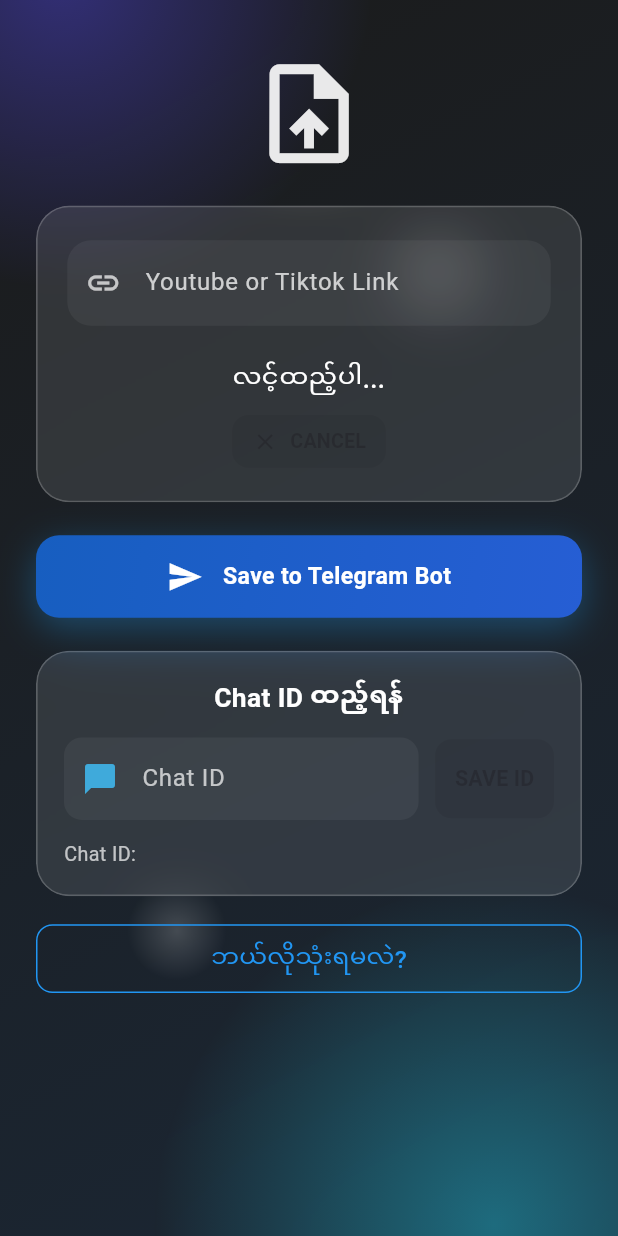
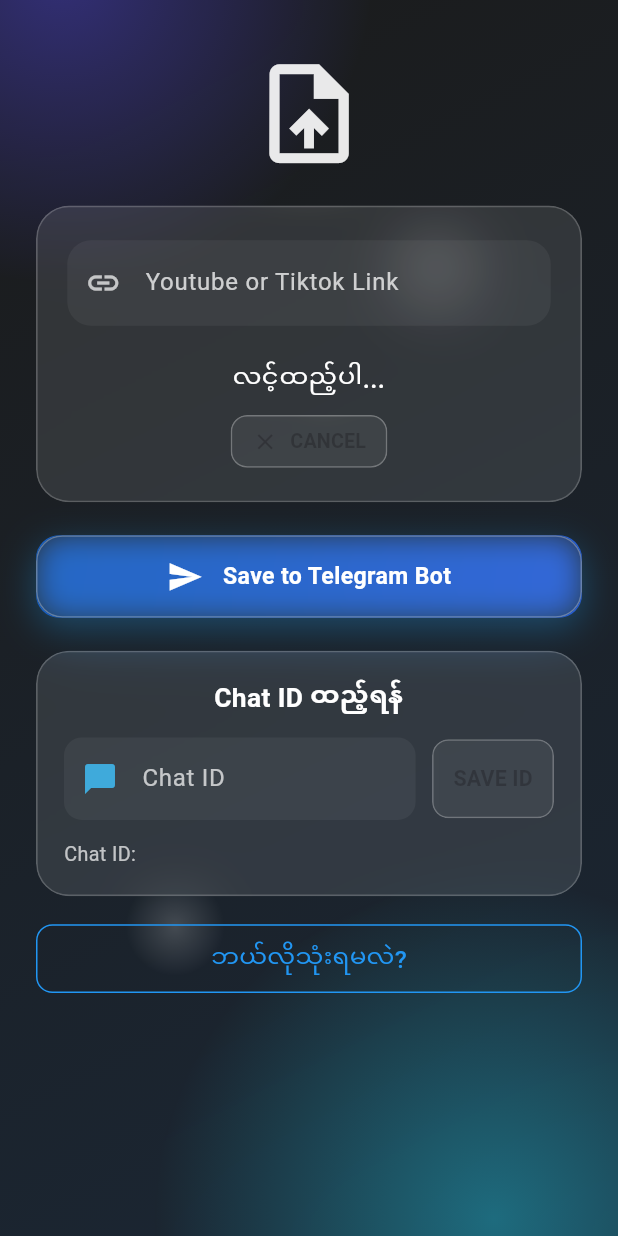
Before and after one commit to KiloMikeTango/K-Downloader, a Flutter app: the HomePage screen opened directly, on a phone screen of 412 x 824 dp. Run offline on Flutter 3.47's test engine with Material 3 defaults, Android fonts, the phone set to English and light mode, and no system bars; our stand-ins replace dio, firebase_core, firebase_messaging, firebase_remote_config, flutter_local_notifications, flutter_riverpod and 2 more; missing offline and left inert: window_size, youtube_explode_dart; accounts and stored records are empty.

Commit message:
Glass buttons

```diff
--- a/lib/main.dart
+++ b/lib/main.dart
@@ -8,8 +8,6 @@
 import 'package:flutter_riverpod/flutter_riverpod.dart';
 import 'package:flutter_riverpod/legacy.dart';
 import 'package:video_downloader/firebase_options.dart';
-import 'package:video_downloader/screens/home_page.dart';
-import 'package:video_downloader/screens/maintenance_screen.dart';
 import 'package:video_downloader/screens/splash_screen.dart';
 import 'package:video_downloader/services/notification_service.dart';
 import 'package:window_size/window_size.dart';
--- a/lib/screens/home_page.dart
+++ b/lib/screens/home_page.dart
@@ -103,9 +103,10 @@
     _chatIdController = TextEditingController();
     _loadSavedChatId();
 
+    // Faster, more noticeable background motion
     _bgController = AnimationController(
       vsync: this,
-      duration: const Duration(seconds: 16),
+      duration: const Duration(seconds: 10),
     )..repeat(reverse: true);
 
     _bgAnimation = CurvedAnimation(
@@ -581,16 +582,28 @@
           SizedBox(height: 12),
           SizedBox(
             height: 32 * scale,
-            child: ElevatedButton.icon(
+            //TODO:
+            child: ClipRRect(
+              borderRadius: BorderRadius.circular(10 * scale),
+              child: BackdropFilter(
+                filter: ImageFilter.blur(sigmaX: 10, sigmaY: 10),
+                child: Container(
+                  decoration: BoxDecoration(
+                    borderRadius: BorderRadius.circular(10 * scale),
+                    border: Border.all(
+                      color: Colors.white.withOpacity(0.28),
+                      width: 1.0,
+                    ),
+                    color: Colors.white.withOpacity(
+                      isDownloading ? 0.12 : 0.06,
+                    ),
+                  ),
+                  child: TextButton.icon(
                     onPressed: isDownloading ? _handleCancel : null,
-              style: ElevatedButton.styleFrom(
-                backgroundColor: isDownloading ? kPrimaryColor : Colors.grey,
+                    style: TextButton.styleFrom(
                       foregroundColor: Colors.white,
                       padding: EdgeInsets.symmetric(horizontal: 12 * scale),
-                shape: RoundedRectangleBorder(
-                  borderRadius: BorderRadius.circular(10 * scale),
-                ),
-                elevation: 0,
+                      tapTargetSize: MaterialTapTargetSize.shrinkWrap,
                     ),
                     icon: Icon(Icons.close, size: 16 * scale),
                     label: Text(
@@ -598,6 +611,9 @@
                       style: TextStyle(
                         fontWeight: FontWeight.bold,
                         fontSize: 12 * scale,
+                      ),
+                    ),
+                  ),
                 ),
               ),
             ),
@@ -633,19 +649,44 @@
             ),
           ],
         ),
+        //TODO:
         child: Material(
           color: Colors.transparent,
           child: InkWell(
             onTap: isLoading ? null : _handleDownload,
-            borderRadius: BorderRadius.circular(14 * scale),
+            borderRadius: BorderRadius.circular(16 * scale),
+            child: ClipRRect(
+              borderRadius: BorderRadius.circular(16 * scale),
+              child: BackdropFilter(
+                filter: ImageFilter.blur(sigmaX: 10, sigmaY: 10),
+                child: Container(
+                  decoration: BoxDecoration(
+                    borderRadius: BorderRadius.circular(16 * scale),
+                    border: Border.all(
+                      color: Colors.white.withOpacity(0.28),
+                      width: 1.0,
+                    ),
+                    color: Colors.white.withOpacity(isLoading ? 0.12 : 0.06),
+                  ),
                   child: Center(
+                    child: Padding(
+                      padding: EdgeInsets.symmetric(
+                        horizontal: 18 * scale,
+                        vertical: 10 * scale,
+                      ),
                       child: Row(
                         mainAxisSize: MainAxisSize.min,
                         children: [
-                  Icon(Icons.send, size: 22 * scale, color: Colors.white),
+                          Icon(
+                            Icons.send,
+                            size: 22 * scale,
+                            color: Colors.white,
+                          ),
                           SizedBox(width: 12 * scale),
                           Text(
-                    isLoading ? 'Downloading...' : 'Save to Telegram Bot',
+                            isLoading
+                                ? 'Downloading...'
+                                : 'Save to Telegram Bot',
                             style: TextStyle(
                               color: Colors.white,
                               fontWeight: FontWeight.bold,
@@ -653,6 +694,10 @@
                             ),
                           ),
                         ],
+                      ),
+                    ),
+                  ),
+                ),
               ),
             ),
           ),
@@ -693,6 +738,7 @@
                 child: TextField(
                   controller: _chatIdController,
                   keyboardType: TextInputType.number,
+
                   style: _responsiveTextStyle(
                     context,
                     size: 14,
@@ -730,22 +776,35 @@
               SizedBox(width: 10 * scale),
               SizedBox(
                 height: 48 * scale,
-                child: ElevatedButton(
+                //TODO:
+                child: ClipRRect(
+                  borderRadius: BorderRadius.circular(10 * scale),
+                  child: BackdropFilter(
+                    filter: ImageFilter.blur(sigmaX: 10, sigmaY: 10),
+                    child: Container(
+                      decoration: BoxDecoration(
+                        borderRadius: BorderRadius.circular(10 * scale),
+                        border: Border.all(
+                          color: Colors.white.withOpacity(0.26),
+                          width: 1.0,
+                        ),
+                        color: Colors.white.withOpacity(canSave ? 0.12 : 0.06),
+                      ),
+                      child: TextButton(
                         onPressed: canSave ? _saveChatId : null,
-                  style: ElevatedButton.styleFrom(
-                    backgroundColor: isSaved ? Colors.grey : kPrimaryColor,
+                        style: TextButton.styleFrom(
                           foregroundColor: Colors.white,
                           padding: EdgeInsets.symmetric(horizontal: 12 * scale),
-                    shape: RoundedRectangleBorder(
-                      borderRadius: BorderRadius.circular(10 * scale),
-                    ),
-                    elevation: 0,
+                          tapTargetSize: MaterialTapTargetSize.shrinkWrap,
                         ),
                         child: Text(
                           isSaved ? 'SAVED' : 'SAVE ID',
                           style: TextStyle(
                             fontWeight: FontWeight.bold,
                             fontSize: 13 * scale,
+                          ),
+                        ),
+                      ),
                     ),
                   ),
                 ),
@@ -816,7 +875,7 @@
               ),
             ),
             Positioned(
-              top: -size.height * 0.25 + 30 * (t - 0.5),
+              top: -size.height * 0.25 + 40 * (t - 0.5),
               left: -size.width * 0.4,
               child: _HomeGlassBlob(
                 width: size.width * 1.0,
@@ -825,7 +884,7 @@
               ),
             ),
             Positioned(
-              bottom: -size.height * 0.28 - 24 * (t - 0.5),
+              bottom: -size.height * 0.28 - 36 * (t - 0.5),
               right: -size.width * 0.35,
               child: _HomeGlassBlob(
                 width: size.width * 1.1,
@@ -834,16 +893,16 @@
               ),
             ),
             Positioned(
-              top: size.height * 0.18 + 18 * (t - 0.5),
-              right: size.width * 0.18 + 10 * (0.5 - t),
+              top: size.height * 0.18 + 26 * (t - 0.5),
+              right: size.width * 0.18 + 14 * (0.5 - t),
               child: _HomeDrop(
                 diameter: size.width * 0.20,
                 color: Colors.white.withOpacity(0.22),
               ),
             ),
             Positioned(
-              bottom: size.height * 0.20 + 12 * (0.5 - t),
-              left: size.width * 0.22 + 12 * (t - 0.5),
+              bottom: size.height * 0.20 + 20 * (0.5 - t),
+              left: size.width * 0.22 + 16 * (t - 0.5),
               child: _HomeDrop(
                 diameter: size.width * 0.16,
                 color: Colors.white.withOpacity(0.18),
@@ -868,10 +927,12 @@
 
     return Scaffold(
       backgroundColor: const Color(0xFF212121),
+      // AppBar removed – keep content layout identical using padding.
       body: Stack(
         children: [
           _buildAnimatedBackground(context),
-          LayoutBuilder(
+          SafeArea(
+            child: LayoutBuilder(
               builder: (context, constraints) {
                 final width = constraints.maxWidth;
                 final scale = _mediaScale(context);
@@ -900,7 +961,8 @@
                               Expanded(
                                 flex: 1,
                                 child: Column(
-                                crossAxisAlignment: CrossAxisAlignment.stretch,
+                                  crossAxisAlignment:
+                                      CrossAxisAlignment.stretch,
                                   children: [
                                     Icon(
                                       Icons.upload_file,
@@ -918,7 +980,9 @@
                                           child: _buildTutorialButton(context),
                                         ),
                                         SizedBox(width: 12 * scale),
-                                      const Expanded(child: SizedBox.shrink()),
+                                        const Expanded(
+                                          child: SizedBox.shrink(),
+                                        ),
                                       ],
                                     ),
                                   ],
@@ -955,6 +1019,7 @@
                   ),
                 );
               },
+            ),
           ),
         ],
       ),
```
Lines whose indentation alone changed are shown as unchanged.
